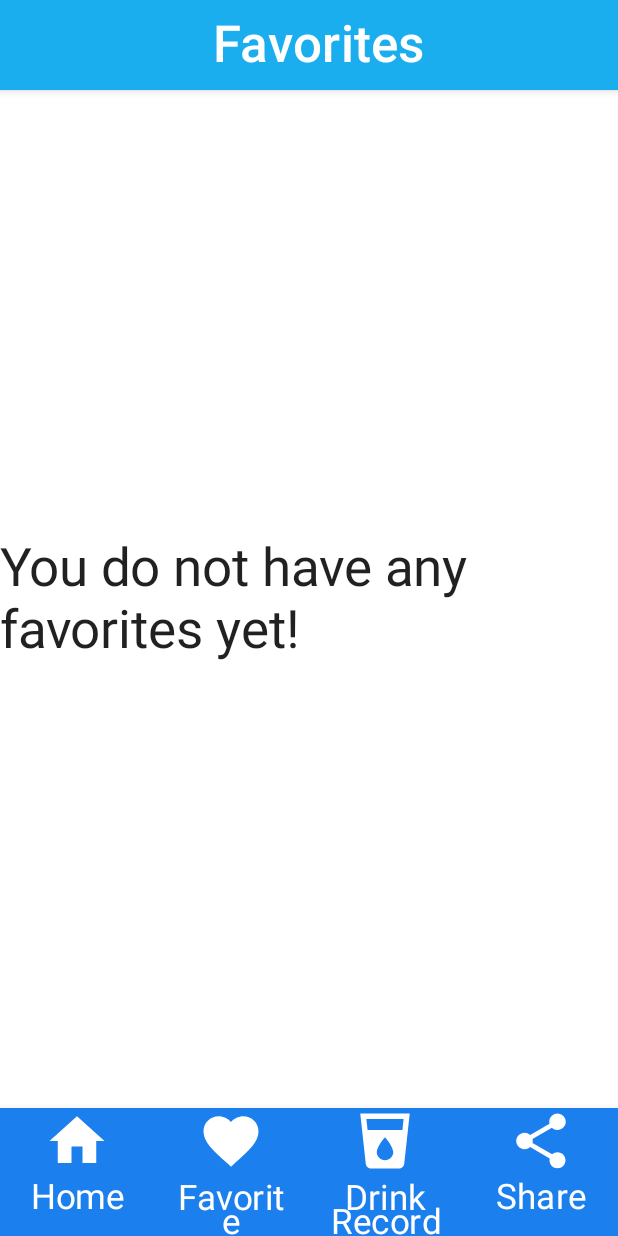
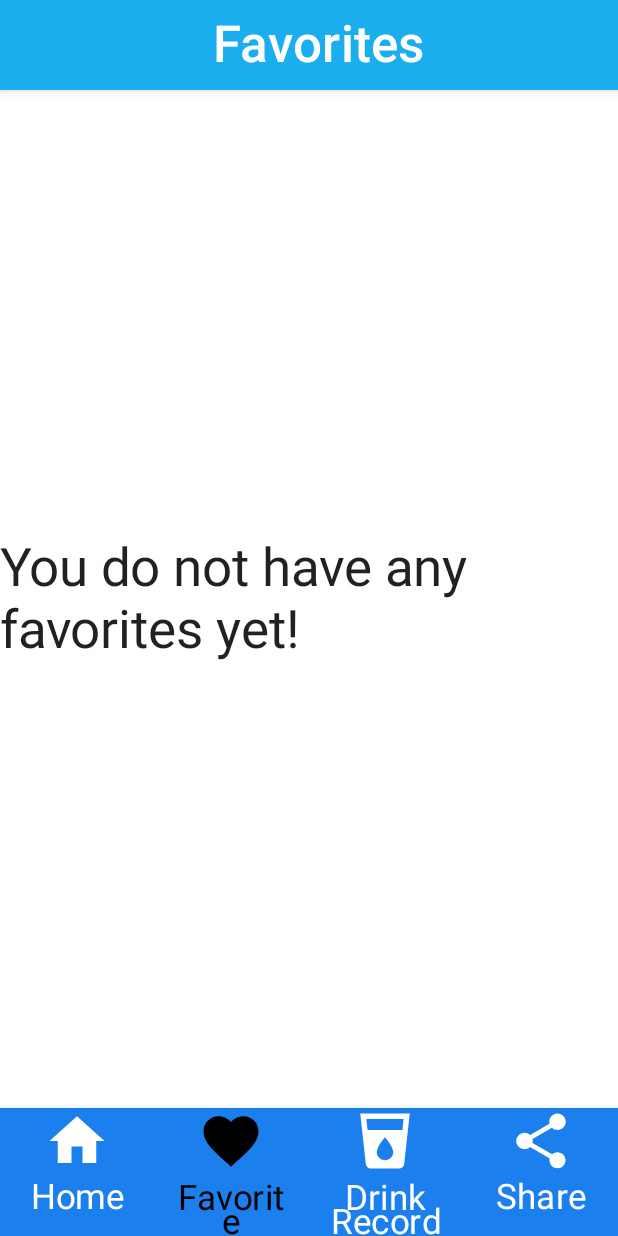
Before and after one commit to Abhi6921/elderly-fluid-intake-app, an Android app built with Jetpack Compose: the RecipeFavorited screen opened through its navigation route, on a phone screen of 412 x 824 dp. Run offline under Robolectric (Android 15) with nearby library versions, the phone set to English and light mode, and no system bars; pictures from the network do not load.

Commit message:
add bottom navigationitem on selected color

```diff
--- a/app/src/main/java/nl/narvekar/abhishek/omring_fluid_intake_app/navigation/BottomNavigation.kt
+++ b/app/src/main/java/nl/narvekar/abhishek/omring_fluid_intake_app/navigation/BottomNavigation.kt
@@ -36,6 +36,7 @@ fun AppBottomNav(navController: NavController) {
                 Icon(
                     imageVector = if (homeSelected) Icons.Filled.Home else Icons.Default.Home,
                     contentDescription = "home icon",
+                    tint = if (homeSelected) Color.Black else Color.White,
                     modifier = Modifier.size(44.dp)
                 )
                 Spacer(modifier = Modifier.height(55.dp))
@@ -48,9 +49,7 @@ fun AppBottomNav(navController: NavController) {
                     }
                 }
             },
-            label = { Text(Routes.Home.route, fontSize = 23.sp) },
-            unselectedContentColor = Color.White,
-            selectedContentColor = Color.Black
+            label = { Text(Routes.Home.route, fontSize = 23.sp, color = if (homeSelected) Color.Black else Color.White) },
         )
 
         val favoriteSelected = currentRoute == Routes.Favorite.route
@@ -60,6 +59,7 @@ fun AppBottomNav(navController: NavController) {
                  Icon(
                      imageVector = if (favoriteSelected) Icons.Filled.Favorite else Icons.Default.FavoriteBorder,
                      contentDescription = "Favorite icon",
+                     tint = if (favoriteSelected) Color.Black else Color.White,
                      modifier = Modifier.size(44.dp)
                  )
                 Spacer(modifier = Modifier.height(56.dp))
@@ -70,9 +70,7 @@ fun AppBottomNav(navController: NavController) {
                     navController.navigate(Routes.Favorite.route)
                 }
             },
-            label = { Text(Routes.Favorite.route, fontSize = 23.sp)},
-            unselectedContentColor = Color.White,
-            selectedContentColor = Color.Black
+            label = { Text(Routes.Favorite.route, fontSize = 23.sp, color = if (favoriteSelected) Color.Black else Color.White)},
         )
 
         val recordsSelected = currentRoute == Routes.Drink.route
@@ -81,7 +79,8 @@ fun AppBottomNav(navController: NavController) {
                 Icon(
                     imageVector = Icons.Filled.LocalDrink,
                     contentDescription = "Local Drink",
-                    modifier = Modifier.size(44.dp)
+                    modifier = Modifier.size(44.dp),
+                    tint = if (recordsSelected) Color.Black else Color.White
                 )
                 Spacer(modifier = Modifier.height(56.dp))
             },
@@ -91,8 +90,7 @@ fun AppBottomNav(navController: NavController) {
                     navController.navigate(Routes.Drink.route)
                 }
             },
-            label = { Text(Routes.Drink.route, fontSize = 23.sp)},
-            unselectedContentColor = Color.White
+            label = { Text(Routes.Drink.route, fontSize = 23.sp, color = if (recordsSelected) Color.Black else Color.White)},
         )
         val shareIconSelected = currentRoute == Routes.Share.route
         BottomNavigationItem(
@@ -100,7 +98,8 @@ fun AppBottomNav(navController: NavController) {
                 Icon(
                     imageVector = Icons.Filled.Share,
                     contentDescription = "share icon",
-                    modifier = Modifier.size(44.dp)
+                    modifier = Modifier.size(44.dp),
+                    tint = if (shareIconSelected) Color.Black else Color.White
                 )
                 Spacer(modifier = Modifier.height(55.dp))
             },
@@ -114,8 +113,7 @@ fun AppBottomNav(navController: NavController) {
                     }
                 }
             },
-            label = { Text(Routes.Share.route, fontSize = 23.sp)},
-            unselectedContentColor = Color.White
+            label = { Text(Routes.Share.route, fontSize = 23.sp, color = if (shareIconSelected) Color.Black else Color.White)},
         )
 
     }
```
Also changed, not shown: app/src/main/java/nl/narvekar/abhishek/omring_fluid_intake_app/MainActivity.kt (+0 -7 lines).
